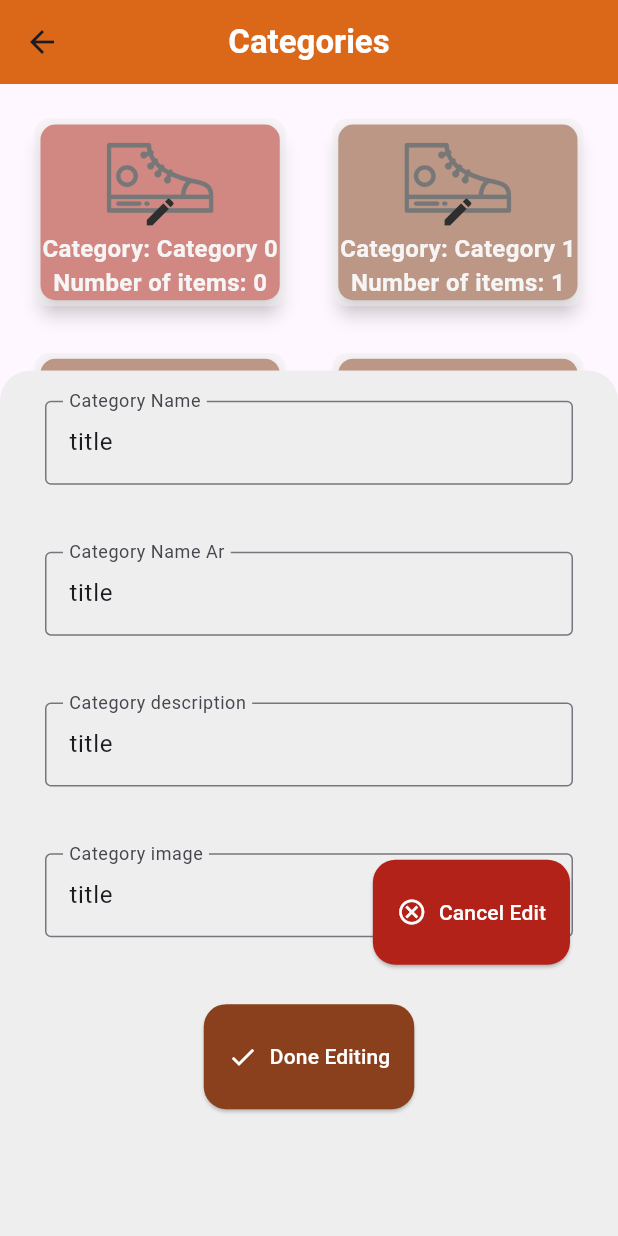
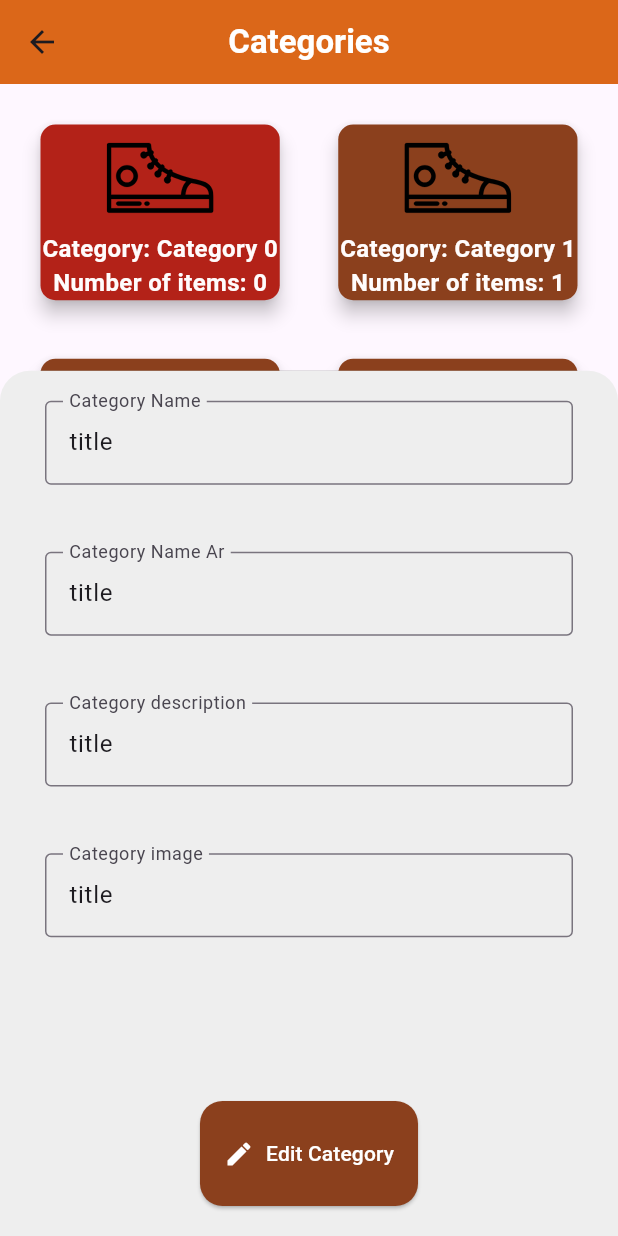
Before and after one commit to talaat97/Souq_Al-Khamis_Admin_version, a Flutter app: the CategoriesPage screen opened by its route, after a tap on "edit Categories", after a tap on the "edit" icon, on a phone screen of 412 x 824 dp. Run offline on Flutter 3.47's test engine with Material 3 defaults, Android fonts, the light colour scheme and no system bars; our stand-ins replace dartz, firebase_core, flutter_svg, geolocator, get, google_maps_flutter and 2 more; accounts and stored records are empty.

Commit message:
UI CategoryPage Done

```diff
--- a/lib/controller/categories/categories_contollre.dart
+++ /dev/null
@@ -1,15 +0,0 @@
-import 'package:get/get.dart';
-import 'package:souq_al_khamis_admin_version/core/constant/routs_page.dart';
-
-class CategoriesController extends GetxController {
-  bool modeEdit = false;
-
-  void toEditMode() {
-    modeEdit = !modeEdit;
-    update();
-  }
-
-  void goToAddCategory() {
-    Get.toNamed(AppRoute.addCategory);
-  }
-}
--- /dev/null
+++ b/lib/controller/categories/delete_category_contoller.dart
@@ -0,0 +1,21 @@
+import 'package:flutter/cupertino.dart';
+import 'package:get/get.dart';
+import 'package:souq_al_khamis_admin_version/core/constant/routs_page.dart';
+
+class DeleteCategoryController extends GetxController {
+  TextEditingController titleController = TextEditingController();
+
+
+
+  void goToViewCategories() {
+    Get.toNamed(AppRoute.categoriesPage);
+  }
+
+  void deleteCategory(String categoryId) {
+
+    // Add your logic to delete the category here
+    // For example, you might want to call an API or update a database
+    Get.snackbar('Success', 'Category deleted successfully');
+    goToViewCategories();
+  }
+}
--- /dev/null
+++ b/lib/controller/categories/view_categories_contollre.dart
@@ -0,0 +1,51 @@
+import 'package:flutter/cupertino.dart';
+import 'package:get/get.dart';
+import 'package:souq_al_khamis_admin_version/core/constant/routs_page.dart';
+
+class CategoriesController extends GetxController {
+  TextEditingController titleController = TextEditingController();
+  TextEditingController descriptionController = TextEditingController();
+  TextEditingController arTitleController = TextEditingController();
+  TextEditingController imageController = TextEditingController();
+  GlobalKey<FormState> formKey = GlobalKey<FormState>();
+
+  bool modeEdit = false;
+  bool modeDelete = false;
+  bool bottomSheetVisible = false;
+
+  void switchEditMode() {
+    modeEdit = !modeEdit;
+    update();
+  }
+
+  void goToAddCategory() {
+    Get.toNamed(AppRoute.addCategory);
+  }
+
+  void switchDeleteMode() {
+    modeDelete = !modeDelete;
+    update();
+  }
+
+  void editCategory() {
+    modeEdit = false;
+    bottomSheetVisible = false;
+    update();
+    Get.back();
+  }
+
+  void deleteCategory() {
+    // Perform delete operation
+    Get.back();
+    update();
+  }
+
+  @override
+  void onClose() {
+    titleController.dispose();
+    descriptionController.dispose();
+    arTitleController.dispose();
+    imageController.dispose();
+    super.onClose();
+  }
+}
--- a/lib/view/screens/categories/categoriesPage.dart
+++ b/lib/view/screens/categories/categoriesPage.dart
@@ -1,6 +1,6 @@
 import 'package:flutter/material.dart';
 import 'package:get/get.dart';
-import 'package:souq_al_khamis_admin_version/controller/categories/categories_contollre.dart';
+import 'package:souq_al_khamis_admin_version/controller/categories/view_categories_contollre.dart';
 import 'package:souq_al_khamis_admin_version/core/constant/colors.dart';
 import 'package:souq_al_khamis_admin_version/view/widgets/categories/CustomFAButton.dart';
 import 'package:souq_al_khamis_admin_version/view/widgets/categories/cardCategories.dart';
--- /dev/null
+++ b/lib/view/widgets/categories/CustomCategoryButton.dart
@@ -0,0 +1,31 @@
+import 'package:flutter/material.dart';
+
+class CustomCategoryButton extends StatelessWidget {
+  final void Function()? onPressed;
+  final String title;
+  final Color colorButton;
+  final IconData icon;
+  const CustomCategoryButton(
+      {super.key,
+      required this.onPressed,
+      required this.title,
+      required this.colorButton,
+      required this.icon});
+
+  @override
+  Widget build(BuildContext context) {
+    return ElevatedButton.icon(
+      onPressed: onPressed,
+      icon: Icon(icon, size: 20),
+      label: Text(title),
+      style: ElevatedButton.styleFrom(
+        padding: EdgeInsets.symmetric(horizontal: 16, vertical: 25),
+        backgroundColor: colorButton,
+        foregroundColor: Colors.white,
+        shape: RoundedRectangleBorder(
+          borderRadius: BorderRadius.circular(15),
+        ),
+      ),
+    );
+  }
+}
--- a/lib/view/widgets/categories/CustomEditBottomShet.dart
+++ b/lib/view/widgets/categories/CustomEditBottomShet.dart
@@ -1,7 +1,8 @@
 import 'package:flutter/material.dart';
 import 'package:flutter/widgets.dart';
 import 'package:get/get.dart';
-import 'package:souq_al_khamis_admin_version/controller/categories/categories_contollre.dart';
+import 'package:souq_al_khamis_admin_version/controller/categories/view_categories_contollre.dart';
+import 'package:souq_al_khamis_admin_version/view/widgets/categories/CustomCategoryButton.dart';
 
 import '../../../core/constant/colors.dart';
 
@@ -24,7 +25,11 @@
       child: IconButton(
         icon: Icon(Icons.edit, color: AppColor.grey),
         onPressed: () {
+          controller.bottomSheetVisible = true;
+          controller.update();
           showBottomSheet(
+            backgroundColor: AppColor.black.withOpacity(0.5),
+            enableDrag: false,
             context: context,
             builder: (BuildContext context) {
               return Container(
@@ -73,26 +78,15 @@
                             border: OutlineInputBorder(),
                           ),
                         ),
-                        ElevatedButton.icon(
+                        const SizedBox(height: 20),
+                        CustomCategoryButton(
                           onPressed: () {
-                            controller.toEditMode();
-                            Navigator.pop(context);
+                            controller.editCategory();
                           },
-                          icon: Icon(Icons.done, size: 20),
-                          label: Text('Done Editing'),
-                          style: ElevatedButton.styleFrom(
-                            padding: EdgeInsets.symmetric(
-                                horizontal: 16, vertical: 25),
-                            backgroundColor:
-                                AppColor.secondColor, // AppColor.primaryColor
-                            foregroundColor: Colors.white,
-
-                            shape: RoundedRectangleBorder(
-                              borderRadius: BorderRadius.circular(15),
-                            ),
-                          ),
+                          title: 'Edit Category',
+                          colorButton: AppColor.secondColor,
+                          icon: Icons.edit,
                         ),
-                        const SizedBox(height: 20),
                       ],
                     ),
                   ),
--- a/lib/view/widgets/categories/CustomFAButton.dart
+++ b/lib/view/widgets/categories/CustomFAButton.dart
@@ -1,8 +1,8 @@
 import 'package:flutter/material.dart';
 import 'package:get/get.dart';
-import 'package:souq_al_khamis_admin_version/controller/categories/categories_contollre.dart';
+import 'package:souq_al_khamis_admin_version/controller/categories/view_categories_contollre.dart';
 import 'package:souq_al_khamis_admin_version/core/constant/colors.dart';
-import 'package:souq_al_khamis_admin_version/view/widgets/categories/CustomAddBottomShet.dart';
+import 'package:souq_al_khamis_admin_version/view/widgets/categories/CustomCategoryButton.dart';
 
 class CustomFAButtons extends StatelessWidget {
   const CustomFAButtons({super.key});
@@ -13,74 +13,68 @@
     return GetBuilder<CategoriesController>(
         builder: (controller) => Stack(
               children: [
-                if (!categoriesController.modeEdit)
+                if (!categoriesController.modeEdit &&
+                    !categoriesController.modeDelete)
                   Positioned(
                     bottom: 16,
                     right: 16,
                     child: Column(
                       crossAxisAlignment: CrossAxisAlignment.end,
                       children: [
-                        ElevatedButton.icon(
+                        CustomCategoryButton(
+                          title: 'edit Categories',
+                          colorButton: AppColor.secondColor,
                           onPressed: () {
-                            categoriesController.toEditMode();
+                            categoriesController.switchEditMode();
                           },
-                          icon: Icon(Icons.edit, size: 20),
-                          label: Text('edit Categories'),
-                          style: ElevatedButton.styleFrom(
-                            padding: EdgeInsets.symmetric(
-                                horizontal: 16, vertical: 25),
-                            backgroundColor:
-                                AppColor.secondColor, // AppColor.primaryColor
-                            foregroundColor: Colors.white,
-
-                            shape: RoundedRectangleBorder(
-                              borderRadius: BorderRadius.circular(15),
-                            ),
-                          ),
+                          icon: Icons.edit,
                         ),
                         SizedBox(height: 15),
-                        ElevatedButton.icon(
+                        CustomCategoryButton(
+                          title: 'add Categories',
+                          colorButton: AppColor.primaryColor,
+                          icon: Icons.add,
                           onPressed: () {
                             categoriesController.goToAddCategory();
                           },
-                          icon: Icon(Icons.add, size: 20),
-                          label: Text('add Categories'),
-                          style: ElevatedButton.styleFrom(
-                            padding: EdgeInsets.symmetric(
-                                horizontal: 16, vertical: 25),
-                            backgroundColor:
-                                AppColor.primaryColor, // AppColor.primaryColor
-                            foregroundColor: Colors.white,
-
-                            shape: RoundedRectangleBorder(
-                              borderRadius: BorderRadius.circular(15),
-                            ),
-                          ),
+                        ),
+                        SizedBox(height: 15),
+                        CustomCategoryButton(
+                          title: 'delete Categories',
+                          colorButton: AppColor.redColor,
+                          icon: Icons.delete,
+                          onPressed: () {
+                            categoriesController.switchDeleteMode();
+                          },
                         ),
                       ],
                     ),
                   ),
-                if (categoriesController.modeEdit)
+                if (categoriesController.modeEdit &&
+                    !categoriesController.bottomSheetVisible)
                   Positioned(
                     bottom: 16,
                     right: 16,
-                    child: ElevatedButton.icon(
+                    child: CustomCategoryButton(
+                      title: 'Cancel Edit',
+                      colorButton: AppColor.redColor,
+                      icon: Icons.cancel,
                       onPressed: () {
-                        categoriesController.toEditMode();
+                        categoriesController.switchEditMode();
                       },
-                      icon: Icon(Icons.cancel_outlined, size: 20),
-                      label: Text('Cancel Edit'),
-                      style: ElevatedButton.styleFrom(
-                        padding:
-                            EdgeInsets.symmetric(horizontal: 16, vertical: 25),
-                        backgroundColor:
-                            AppColor.redColor, // AppColor.primaryColor
-                        foregroundColor: Colors.white,
-
-                        shape: RoundedRectangleBorder(
-                          borderRadius: BorderRadius.circular(15),
-                        ),
-                      ),
+                    ),
+                  ),
+                if (categoriesController.modeDelete)
+                  Positioned(
+                    bottom: 16,
+                    right: 16,
+                    child: CustomCategoryButton(
+                      title: 'Cancel Delete',
+                      colorButton: AppColor.redColor,
+                      icon: Icons.cancel,
+                      onPressed: () {
+                        categoriesController.switchDeleteMode();
+                      },
                     ),
                   ),
               ],
--- a/lib/view/widgets/categories/cardCategories.dart
+++ b/lib/view/widgets/categories/cardCategories.dart
@@ -4,7 +4,8 @@
 import 'package:souq_al_khamis_admin_version/core/constant/colors.dart';
 import 'package:souq_al_khamis_admin_version/view/widgets/categories/CustomEditBottomShet.dart';
 
-import '../../../controller/categories/categories_contollre.dart';
+import '../../../controller/categories/delete_category_contoller.dart';
+import '../../../controller/categories/view_categories_contollre.dart';
 
 class CardCategories extends StatelessWidget {
   final String title;
@@ -21,6 +22,7 @@
   @override
   Widget build(BuildContext ctx) {
     Get.put(CategoriesController());
+    var deleteCategoryController = Get.put(DeleteCategoryController());
     return GetBuilder<CategoriesController>(
       builder: (controller) {
         return Padding(
@@ -79,8 +81,19 @@
                   ],
                 ),
               ),
-              if (controller.modeEdit)
-              CustomEditBottomShet(context: ctx),
+              if (controller.modeEdit && !controller.bottomSheetVisible)
+                CustomEditBottomShet(context: ctx),
+              if (controller.modeDelete)
+                Center(
+                  child: IconButton(
+                    icon: const Icon(Icons.delete, color: Colors.red, size: 30),
+                    onPressed: () {
+                      deleteCategoryController.deleteCategory('categotryId');
+                    },
+                  ),
+                ),
+
+              //if (controller.modeDelete)
             ],
           ),
         );
```
Also changed, not shown: lib/controller/categories/add_categoty_controller.dart (added, +26 -0 lines), lib/controller/categories/edit_category_contoller.dart (added, +26 -0 lines), lib/view/screens/categories/addCategory.dart (+63 -2 lines), lib/view/widgets/categories/CustomAddBottomShet.dart (deleted, +0 -106 lines).
